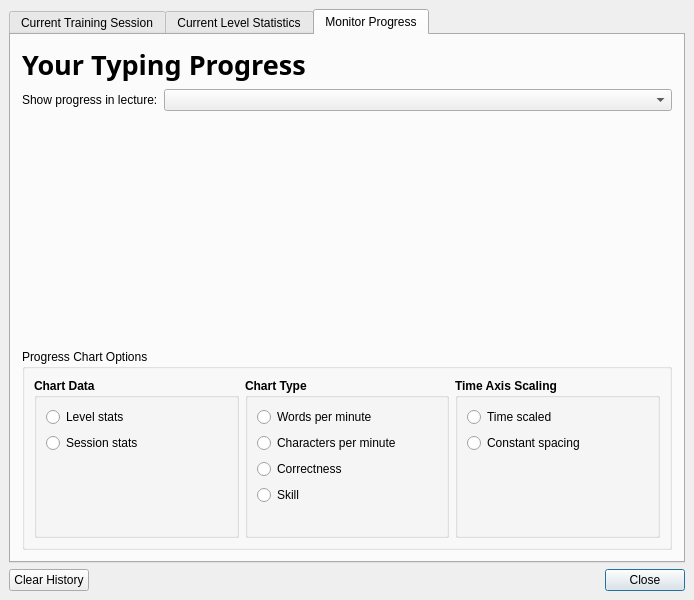
The window that src/ui/ktouchstatisticsdialog.ui (KDE/ktouch) describes before a commit, drawn with Qt 5.
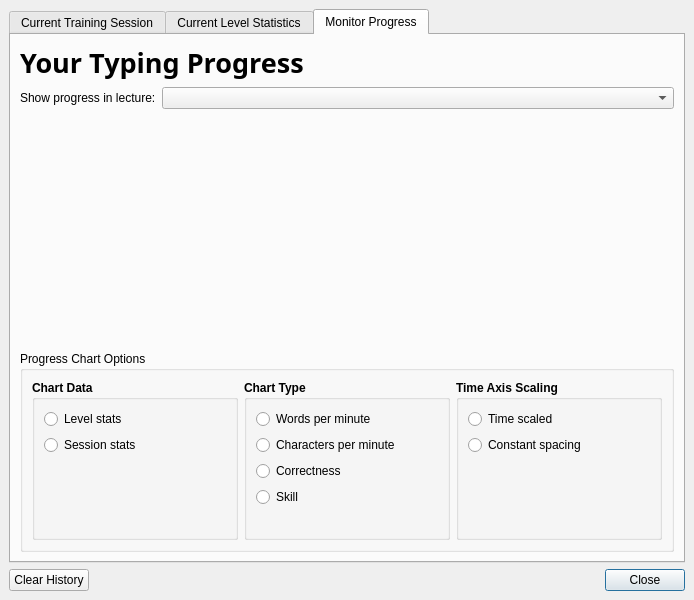
The same window after the commit. Custom widgets are drawn as their Qt base class.

What changed in the file:
```diff
--- a/src/ui/ktouchstatisticsdialog.ui
+++ b/src/ui/ktouchstatisticsdialog.ui
@@ -1492,7 +1492,6 @@
    </item>
   </layout>
  </widget>
- <layoutdefault spacing="6" margin="11" />
  <customwidgets>
   <customwidget>
    <class>KComboBox</class>
```
